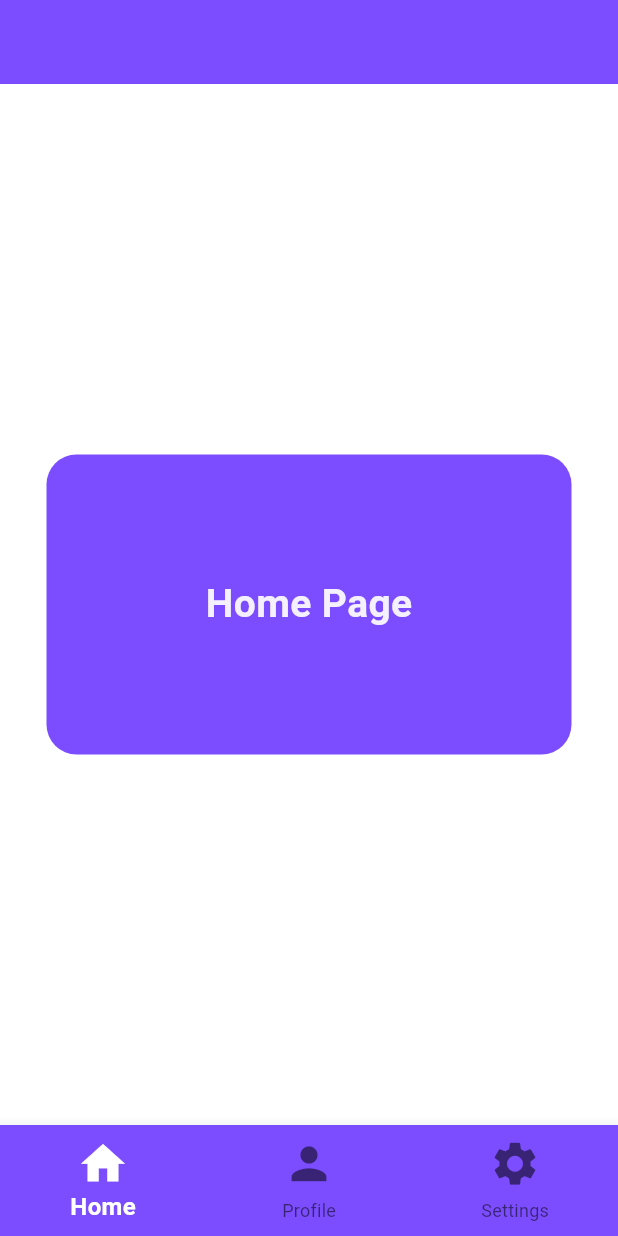
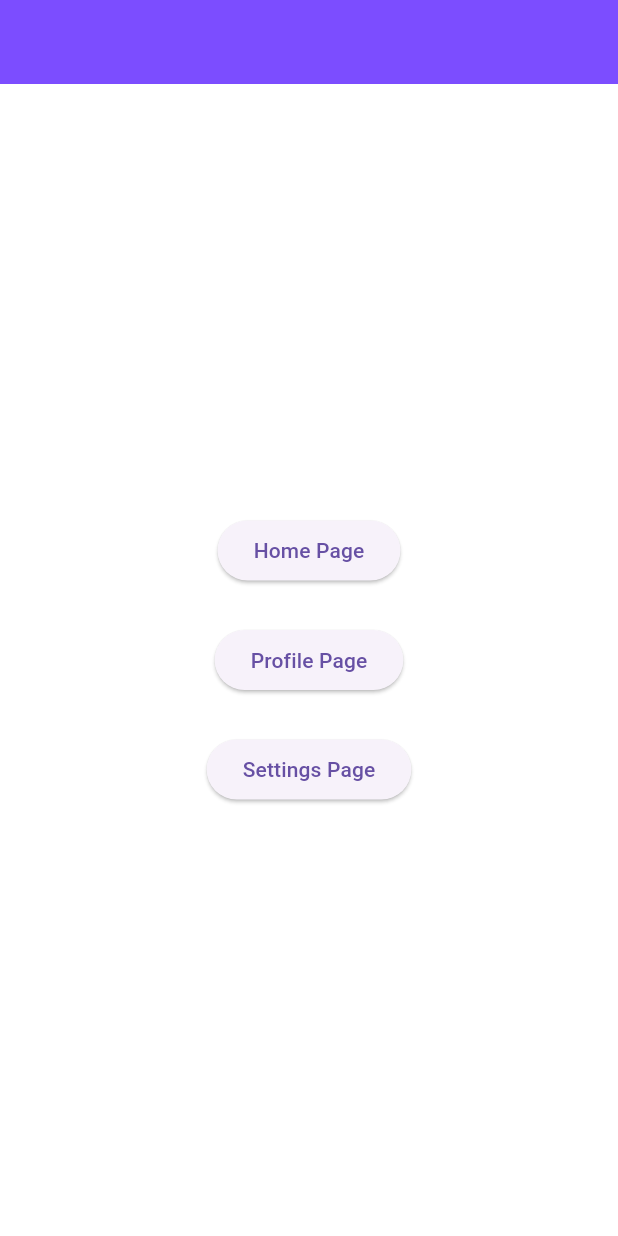
Before and after one commit to aboalhasan-albedairy/Hash-Plus-Course---Flutter-Basics, a Flutter app: the screen it shows after launch, on a phone screen of 412 x 824 dp. Run offline on Flutter 3.47's test engine with Material 3 defaults, Android fonts, the phone set to English and light mode, and no system bars.

Commit message:
Lesson 28: Navigations with Navigator.of(context).pushNamed

```diff
--- a/lib/main.dart
+++ b/lib/main.dart
@@ -12,7 +12,15 @@ class MyApp extends StatelessWidget {
 
   @override
   Widget build(BuildContext context) {
-    return MaterialApp(debugShowCheckedModeBanner: false, home: MainPage());
+    return MaterialApp(
+      debugShowCheckedModeBanner: false,
+      home: MainPage(),
+      routes: {
+        "HomePage": (context) => HomePage(),
+        "ProfilePage": (context) => ProfilePage(),
+        "SettingsPage": (context) => SettingsPage(),
+      },
+    );
   }
 }
 
@@ -24,41 +32,39 @@ class MainPage extends StatefulWidget {
 }
 
 class _MainPageState extends State<MainPage> {
-  int currentIndex = 0;
-  List<Widget> pages = [HomePage(), ProfilePage(), SettingsPage()];
-
   @override
   Widget build(BuildContext context) {
     return Scaffold(
       backgroundColor: Colors.white,
       appBar: AppBar(backgroundColor: Colors.deepPurpleAccent),
 
-      bottomNavigationBar: BottomNavigationBar(
-        backgroundColor: Colors.deepPurpleAccent,
-        selectedItemColor: Colors.white,
-        iconSize: 35,
+      body: Center(
+        child: Column(
+          spacing: 25,
+          mainAxisAlignment: MainAxisAlignment.center,
+          children: [
+            ElevatedButton(
 
-        selectedLabelStyle: TextStyle(
-          fontWeight: FontWeight.bold,
-          fontSize: 16,
+              onPressed: () {
+                Navigator.of(context).pushNamed("HomePage");
+              },
+              child: Text("Home Page"),
+            ),
+            ElevatedButton(
+              onPressed: () {
+                Navigator.of(context).pushNamed("ProfilePage");
+              },
+              child: Text("Profile Page"),
+            ),
+            ElevatedButton(
+              onPressed: () {
+                Navigator.of(context).pushNamed("SettingsPage");
+              },
+              child: Text("Settings Page"),
+            ),
+          ],
         ),
-
-        currentIndex: currentIndex,
-        onTap: (value) {
-          setState(() {
-            currentIndex = value;
-          });
-        },
-        items: [
-          BottomNavigationBarItem(icon: Icon(Icons.home), label: "Home"),
-          BottomNavigationBarItem(icon: Icon(Icons.person), label: "Profile"),
-          BottomNavigationBarItem(
-            icon: Icon(Icons.settings),
-            label: "Settings",
-          ),
-        ],
       ),
-      body: pages[currentIndex],
     );
   }
 }
```
Also changed, not shown: lib/pages/home_page.dart (+10 -1 lines), lib/pages/profile_page.dart (+10 -1 lines), lib/pages/settings_page.dart (+10 -1 lines).
